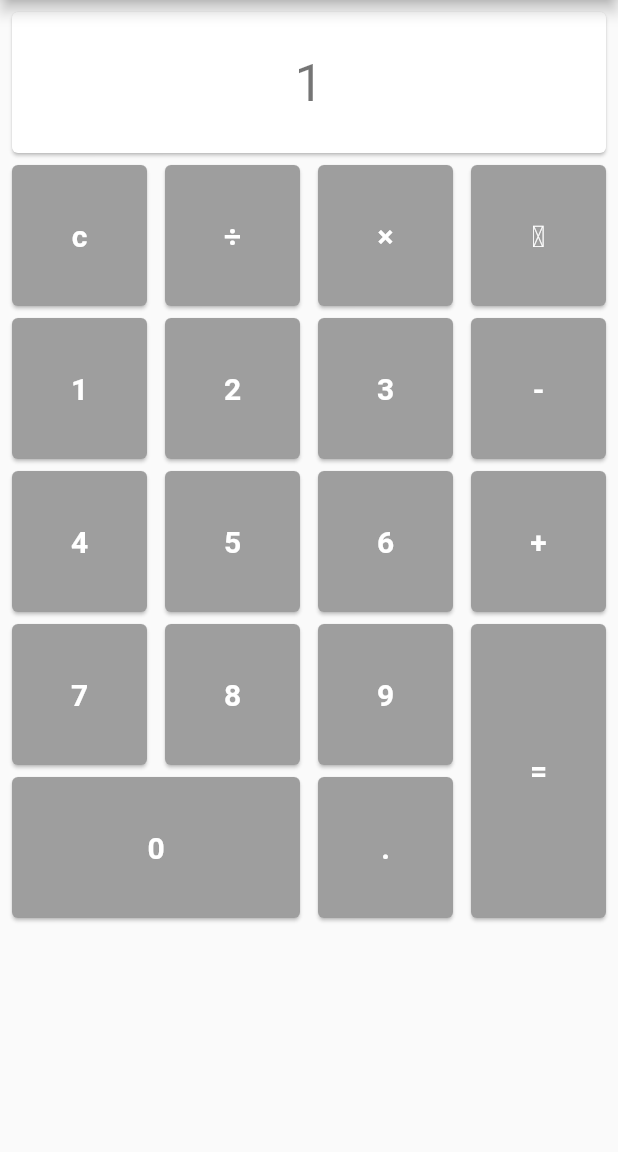
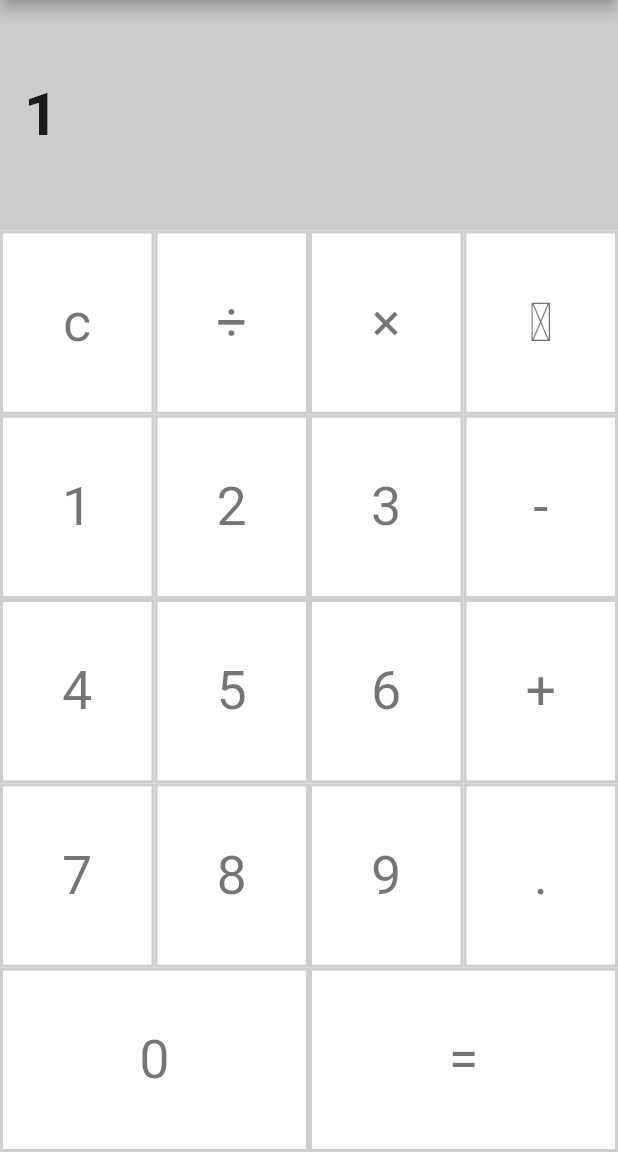
Before and after one commit to mobileappdevhm/calc-RedTo, a Flutter app: the screen it shows after launch, after a tap on an icon or button, on a phone screen of 412 x 824 dp, the part 84-1236 px from its top. Run offline on Flutter 3.47's test engine with Material 2 defaults, Android fonts, the phone set to English and light mode, and no system bars; our stand-ins replace math_expressions.

Commit message:
changed layout (staggered grid view could not be build on travis)

```diff
--- a/lib/util/constants.dart
+++ b/lib/util/constants.dart
@@ -1,28 +1,3 @@
-import 'package:flutter_staggered_grid_view/flutter_staggered_grid_view.dart';
-
-// list of staggered tiles
-const List<StaggeredTile> staggeredTiles = const <StaggeredTile>[
-  const StaggeredTile.count(4, 1),
-  const StaggeredTile.count(1, 1),
-  const StaggeredTile.count(1, 1),
-  const StaggeredTile.count(1, 1),
-  const StaggeredTile.count(1, 1),
-  const StaggeredTile.count(1, 1),
-  const StaggeredTile.count(1, 1),
-  const StaggeredTile.count(1, 1),
-  const StaggeredTile.count(1, 1),
-  const StaggeredTile.count(1, 1),
-  const StaggeredTile.count(1, 1),
-  const StaggeredTile.count(1, 1),
-  const StaggeredTile.count(1, 1),
-  const StaggeredTile.count(1, 1),
-  const StaggeredTile.count(1, 1),
-  const StaggeredTile.count(1, 1),
-  const StaggeredTile.count(1, 2),
-  const StaggeredTile.count(2, 1),
-  const StaggeredTile.count(1, 1),
-];
-
 //constants of all used symbols
 const String symbolReset = "c";
 const String symbolDelete = "\u232B";
@@ -38,6 +13,7 @@ const String inputTypeNumber = "number";
 const String inputTypeSymbol = "symbol";
 const String inputTypeNegative = "negative";
 const String inputTypeResult = "result";
+const String inputTypeZero = "result";
 const String inputTypeNumberResult = inputTypeNumber + " " + inputTypeResult;
-const String inputTypeNumberZero = inputTypeNumber + " zero";
+const String inputTypeNumberZero = inputTypeNumber + " " + inputTypeZero;
 const String inputTypePointNumber = "point " + inputTypeNumber;
--- a/lib/views/calculator/calculator.dart
+++ b/lib/views/calculator/calculator.dart
@@ -1,7 +1,7 @@
 import 'package:calculator/logic/math.dart';
 import 'package:calculator/util/constants.dart';
 import 'package:flutter/material.dart';
-import 'package:flutter_staggered_grid_view/flutter_staggered_grid_view.dart';
+//import 'package:flutter_staggered_grid_view/flutter_staggered_grid_view.dart';
 
 class Calculator extends StatefulWidget {
   final String title;
@@ -28,17 +28,6 @@ class _CalculatorState extends State<Calculator> {
     _inputTypes = new List<String>();
   }
 
-  //calculate how many tiles go into one line
-  int getTileCount(BuildContext context) {
-    //check if orientation is landscape and increase button size
-    if (MediaQuery.of(context).orientation == Orientation.landscape) {
-      return 9;
-    } else {
-      return 4;
-    }
-  }
-
-  //build the widget of the current state
   @override
   Widget build(BuildContext context) {
     return new Scaffold(
@@ -46,51 +35,151 @@ class _CalculatorState extends State<Calculator> {
         // set the appbar title by the title of the previous build object
         title: new Text(widget.title),
       ),
-        body: new Padding(
-            padding: const EdgeInsets.only(top: 0.0),
-            child: new StaggeredGridView.count(
-              crossAxisCount: getTileCount(context),
-              staggeredTiles: staggeredTiles,
+      body: new Column(
         children: <Widget>[
-                new Card(
-                  color: Colors.white,
-                  child: new InkWell(
-                    child: new Center(
-                      child: new Padding(
-                        padding: const EdgeInsets.all(2.0),
-                        child: new Text(
-                          //show the current state of calculator string here
+          new Expanded(
+            child: new Container(
+              padding: const EdgeInsets.all(16.0),
+              color: Colors.grey.withOpacity(0.5),
+              child: new Row(
+                children: <Widget>[
+                  new Text(
                     '$_calculatorString',
-                          style: Theme.of(context).textTheme.display1,
+                    maxLines: 3,
+                    overflow: TextOverflow.clip,
+                    softWrap: true,
+                    style: new TextStyle(
+                      color: Colors.black87,
+                      fontWeight: FontWeight.w700,
+                      fontSize: 40.0,
+                    ),
+                  )
+                ],
               ),
             ),
           ),
+          new Expanded(
+            flex: 4,
+            child: new Container(
+              child: new Column(
+                children: _buildRows(),
               ),
             ),
-                //create all symbols and number cards
+          )
+        ],
+      ),
+    );
+  }
+
+  List<Widget> _buildRows() {
+    List<Widget> widgets = new List<Widget>();
+    widgets.add(new Expanded(
+      flex: 1,
+      child: new Row(
+        crossAxisAlignment: CrossAxisAlignment.stretch,
+        children: <Widget>[
           _createSymbolCard(symbolReset),
           _createSymbolCard(symbolDivide),
           _createSymbolCard(symbolMultiply),
           _createSymbolCard(symbolDelete),
+        ],
+      ),
+    ));
+
+    widgets.add(new Expanded(
+      flex: 1,
+      child: new Row(
+        crossAxisAlignment: CrossAxisAlignment.stretch,
+        children: <Widget>[
           _createNumberCard(1),
           _createNumberCard(2),
           _createNumberCard(3),
           _createSymbolCard(symbolSub),
+        ],
+      ),
+    ));
+
+    widgets.add(new Expanded(
+      flex: 1,
+      child: new Row(
+        crossAxisAlignment: CrossAxisAlignment.stretch,
+        children: <Widget>[
           _createNumberCard(4),
           _createNumberCard(5),
           _createNumberCard(6),
           _createSymbolCard(symbolAdd),
+        ],
+      ),
+    ));
+
+    widgets.add(new Expanded(
+      flex: 1,
+      child: new Row(
+        crossAxisAlignment: CrossAxisAlignment.stretch,
+        children: <Widget>[
           _createNumberCard(7),
           _createNumberCard(8),
           _createNumberCard(9),
-                _createSymbolCard(symbolResult),
-                _createNumberCard(0),
           _createSymbolCard(symbolPoint),
         ],
-              mainAxisSpacing: 0.0,
-              crossAxisSpacing: 4.0,
-              padding: const EdgeInsets.all(4.0),
-            )));
+      ),
+    ));
+    widgets.add(new Expanded(
+      flex: 1,
+      child: new Row(
+        crossAxisAlignment: CrossAxisAlignment.stretch,
+        children: <Widget>[
+          _createNumberCard(0),
+          _createSymbolCard(symbolResult),
+        ],
+      ),
+    ));
+
+    return widgets;
+  }
+
+  Widget _createNumberCard(int number) {
+    return new Expanded(
+      flex: 1,
+      child: new FlatButton(
+        shape: new Border.all(
+          color: Colors.grey.withOpacity(0.5),
+          width: 2.0,
+          style: BorderStyle.solid,
+        ),
+        color: Colors.white,
+        child: _createCardText(number.toString()),
+        onPressed: () => _numberClick(number),
+      ),
+    );
+  }
+
+  Widget _createSymbolCard(String symbol) {
+    return new Expanded(
+      flex: 1,
+      child: new FlatButton(
+        shape: new Border.all(
+          color: Colors.grey.withOpacity(0.5),
+          width: 2.0,
+          style: BorderStyle.solid,
+        ),
+        color: Colors.white,
+        child: _createCardText(symbol),
+        onPressed: () => _symbolClick(symbol),
+      ),
+    );
+  }
+
+  Widget _createCardText(String text) {
+    return new Text(
+      text,
+      style: new TextStyle(
+        fontWeight: FontWeight.normal,
+        fontSize: 36.0,
+        color: Colors.black54,
+        fontStyle: FontStyle.normal,
+      ),
+    );
   }
 
   //function which is fired on 'reset' button click
@@ -104,7 +193,9 @@ class _CalculatorState extends State<Calculator> {
   //function which is fired on 'delete last input' button click
   _deleteLastClick([int size = 1]) {
     setState(() {
-      if (_calculatorString.isNotEmpty && _inputTypes.isNotEmpty) {
+      if (_calculatorString.isNotEmpty &&
+          _inputTypes.isNotEmpty &&
+          !_checkInputType(inputTypeResult)) {
         _calculatorString =
             _calculatorString.substring(0, _calculatorString.length - size);
         _inputTypes.removeLast();
@@ -124,14 +215,13 @@ class _CalculatorState extends State<Calculator> {
     }
 
     String inputType = "";
-    if(_checkInputType(inputTypePointNumber)){
+    if (number == 0 &&
+        (_inputTypes.length == 0 || (_checkInputType(inputTypeSymbol)))) {
+      inputType = inputTypeNumberZero;
+    } else if (_checkInputType(inputTypePointNumber)) {
       inputType = inputTypePointNumber;
     } else {
-      if (number > 0) {
       inputType = inputTypeNumber;
-      } else {
-        inputType = inputTypeNumberZero;
-      }
     }
 
     setState(() {
@@ -157,7 +247,6 @@ class _CalculatorState extends State<Calculator> {
       //clear the history
       _resetClick();
       //calculate the result
-      //_calculatorString = calculate(toResolve);
       _calculatorString = Math.getResult(toResolve);
       _inputTypes.add(inputTypeNumberResult);
     });
@@ -174,13 +263,12 @@ class _CalculatorState extends State<Calculator> {
     } else
     //depending on input type the actions will be chosen
 
-
-    if(symbol == symbolPoint && _checkInputType(inputTypePointNumber)){
+    if (symbol == symbolPoint && _checkInputType(inputTypePointNumber)) {
       //do nothing
     } else if (_checkInputType(inputTypeNumber)) {
       setState(() {
         _calculatorString += symbol;
-        if(symbol == symbolPoint){
+        if (symbol == symbolPoint) {
           _inputTypes.add(inputTypePointNumber);
         } else {
           _inputTypes.add(inputTypeSymbol);
@@ -191,7 +279,7 @@ class _CalculatorState extends State<Calculator> {
         _calculatorString =
             _calculatorString.substring(0, _calculatorString.length - 1);
         _calculatorString += symbol;
-        if(symbol == symbolPoint){
+        if (symbol == symbolPoint) {
           _inputTypes.add(inputTypePointNumber);
         } else {
           _inputTypes.add(inputTypeSymbol);
@@ -207,41 +295,4 @@ class _CalculatorState extends State<Calculator> {
     }
     return _inputTypes[_inputTypes.length - 1].contains(type);
   }
-
-  Widget _createNumberCard(int number) {
-    return new Card(
-      color: Colors.grey,
-      child: new InkWell(
-        onTap: () {
-          _numberClick(number);
-        },
-        child: _createCardText(number.toString()),
-      ),
-    );
 }
-
-  Widget _createSymbolCard(String symbol) {
-    return new Card(
-      color: Colors.grey,
-      child: new InkWell(
-        onTap: () {
-          _symbolClick(symbol);
-        },
-        child: _createCardText(symbol),
-      ),
-    );
-  }
-
-  Widget _createCardText(String text) {
-    return new Center(
-      child: new Text(
-        text,
-        style: new TextStyle(
-          fontWeight: FontWeight.bold,
-          color: Colors.white,
-          fontSize: 20.0,
-        ),
-      ),
-    );
-  }
-}
--- a/pubspec.yaml
+++ b/pubspec.yaml
@@ -8,7 +8,7 @@ dependencies:
   # these external packages are used inside the project
   flutter_launcher_icons: "^0.2.0" # add possibility to use a different launcher icon
   math_expressions: "^0.3.0" # good expressions for calculation
-  flutter_staggered_grid_view: "^0.1.2" # good to get grids of a different size
+  #flutter_staggered_grid_view: "^0.1.2" # good to get grids of a different size
 
 dev_dependencies:
   flutter_test:
```
Also changed, not shown: 1 other file. Lines whose indentation alone changed are shown as unchanged.
